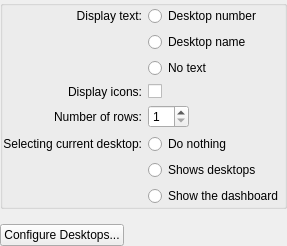
Qt form plasma/applets/pager/pagerConfig.ui (mgottschlag/kwin-tiling) before a commit.
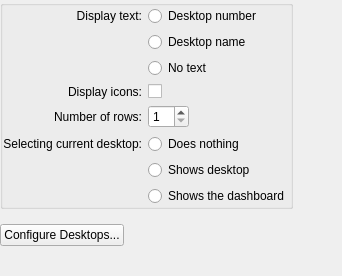
The same form after that commit.

Commit message: two button groups are better than one. fix some language.

Patch:
```diff
--- a/plasma/applets/pager/pagerConfig.ui
+++ b/plasma/applets/pager/pagerConfig.ui
@@ -1,12 +1,12 @@
 <ui version="4.0" >
  <class>pagerConfig</class>
- <widget class="QWidget" name="pagerConfig" >
-  <property name="geometry" >
+ <widget class="QWidget" name="pagerConfig">
+  <property name="geometry">
    <rect>
     <x>0</x>
     <y>0</y>
-    <width>271</width>
-    <height>186</height>
+    <width>342</width>
+    <height>276</height>
    </rect>
   </property>
   <property name="windowTitle" >
@@ -143,24 +143,24 @@
         </property>
        </widget>
       </item>
-     <item row="5" column="1" colspan="2" >
-       <widget class="QRadioButton" name="doNothingRadioButton" >
-        <property name="text" >
-         <string>Do nothing</string>
+      <item row="5" column="1" colspan="2">
+       <widget class="QRadioButton" name="doNothingRadioButton">
+        <property name="text">
+         <string>Does nothing</string>
         </property>
        </widget>
       </item>
-      <item row="6" column="1" colspan="2" >
-       <widget class="QRadioButton" name="showDesktopRadioButton" >
-        <property name="text" >
-         <string>Shows desktops</string>
+      <item row="6" column="1" colspan="2">
+       <widget class="QRadioButton" name="showDesktopRadioButton">
+        <property name="text">
+         <string>Shows desktop</string>
         </property>
        </widget>
       </item>
-      <item row="7" column="1" colspan="2" >
-       <widget class="QRadioButton" name="showDashboardRadioButton" >
-        <property name="text" >
-         <string>Show the dashboard</string>
+      <item row="7" column="1" colspan="2">
+       <widget class="QRadioButton" name="showDashboardRadioButton">
+        <property name="text">
+         <string>Shows the dashboard</string>
         </property>
        </widget>
       </item>
```
Left out of the diff: 171 changed lines with no effect on the pictures.
